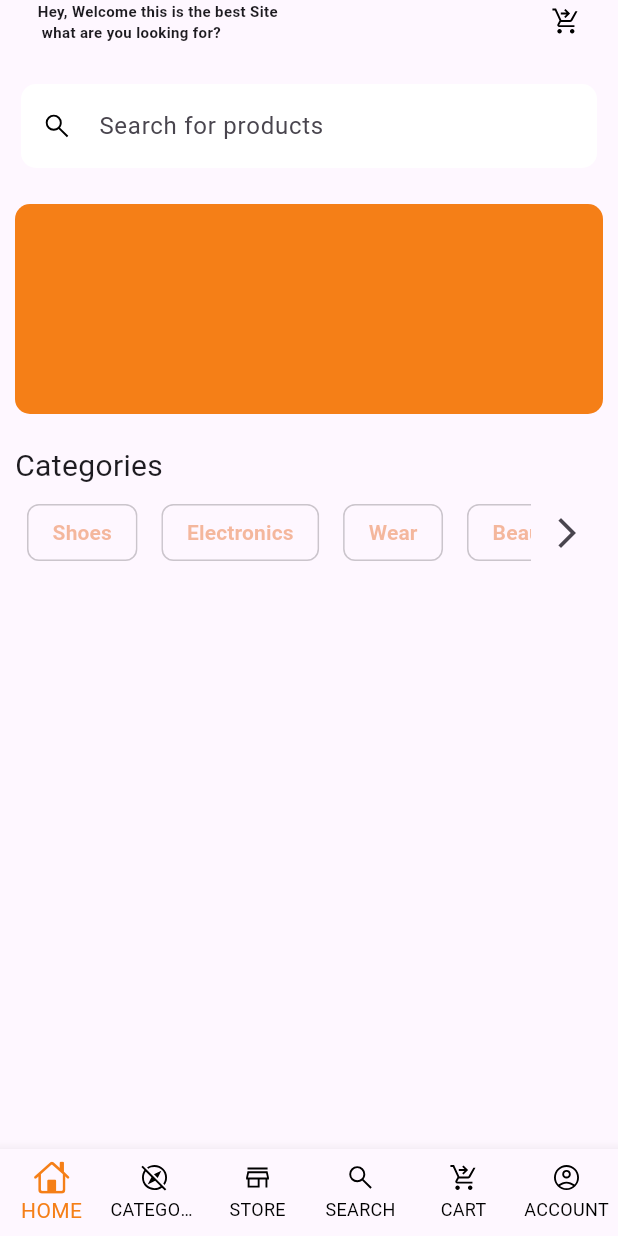
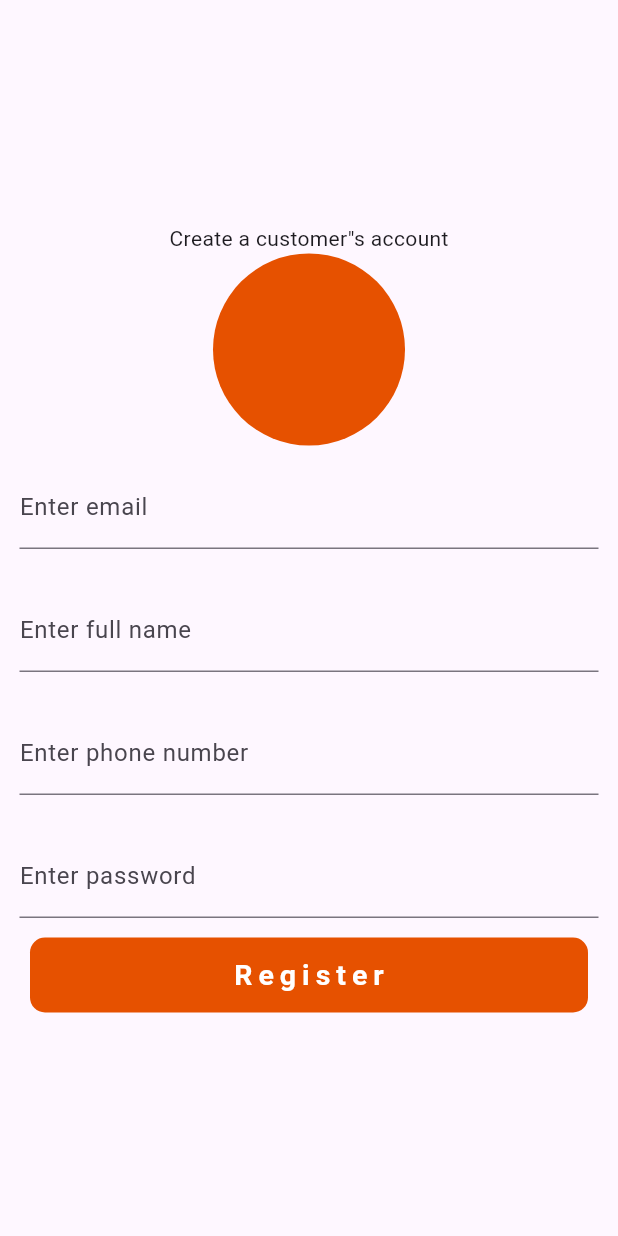
Before and after one commit to kemboy-svg/Eccommerce_app, a Flutter app: the screen it shows after launch, on a phone screen of 412 x 824 dp. Run offline on Flutter 3.47's test engine with Material 2 defaults, Android fonts, the phone set to English and light mode, and no system bars; our stand-ins replace cloud_firestore, firebase_core, flutter_svg; accounts and stored records are empty; Roboto replaces fonts that are missing (Brand-Bold).

Commit message:
Registration page

```diff
--- a/lib/main.dart
+++ b/lib/main.dart
@@ -1,3 +1,4 @@
+import 'package:eccommerce_app/views/buyers/auth/register_screen.dart';
 import 'package:eccommerce_app/views/buyers/main_screen.dart';
 import 'package:firebase_core/firebase_core.dart';
 import 'package:flutter/material.dart';
@@ -6,7 +7,7 @@ import 'package:flutter/services.dart';
 void main() async {
   WidgetsFlutterBinding.ensureInitialized();
 
-  await Firebase.initializeApp();
+   await Firebase.initializeApp();
   runApp(const MyApp());
 }
 
@@ -26,7 +27,7 @@ class MyApp extends StatelessWidget {
         useMaterial3: true,
         fontFamily: 'Brand-Bold',
       ),
-      home: MainScreen(),
+      home: RegisterScreen(),
     );
   }
 }
--- /dev/null
+++ b/lib/views/buyers/auth/register_screen.dart
@@ -0,0 +1,62 @@
+import 'package:flutter/material.dart';
+
+class RegisterScreen extends StatelessWidget {
+  const RegisterScreen({super.key});
+
+  @override
+  Widget build(BuildContext context) {
+    return Scaffold(
+      body: Column(
+        mainAxisAlignment: MainAxisAlignment.center,
+        children: [
+          Text('Create a customer"s account'),
+
+          CircleAvatar(radius: 64, backgroundColor: Colors.orange.shade900,),
+
+          Padding(
+            padding: const EdgeInsets.all(13.0),
+            child: TextFormField(
+              decoration: InputDecoration(
+                labelText: 'Enter email',
+              ),
+            ),
+          ),
+
+           Padding(
+            padding: const EdgeInsets.all(13.0),
+            child: TextFormField(
+              decoration: InputDecoration(
+                labelText: 'Enter full name',
+              ),
+            ),
+          ),
+
+           Padding(
+            padding: const EdgeInsets.all(13.0),
+            child: TextFormField(
+              decoration: InputDecoration(
+                labelText: 'Enter phone number',
+              ),
+            ),
+          ),
+
+           Padding(
+            padding: const EdgeInsets.all(13.0),
+            child: TextFormField(
+              decoration: InputDecoration(
+                labelText: 'Enter password',
+              ),
+            ),
+          ),
+          Container(
+            width: MediaQuery.of(context).size.width -40,
+             height: 50,decoration: BoxDecoration(color: Colors.orange.shade900, borderRadius: BorderRadius.circular(10),),
+
+             child: Center(child: Text('Register', style: TextStyle(color: Colors.white, fontSize: 19,fontWeight: FontWeight.bold, letterSpacing: 4,),)),
+          ),
+
+        ],
+      ),
+    );
+  }
+}
--- a/lib/views/buyers/nav_Screens/widgets/Banner_Widget.dart
+++ b/lib/views/buyers/nav_Screens/widgets/Banner_Widget.dart
@@ -48,6 +48,9 @@ class _BannerWidgetState extends State<BannerWidget> {
                   fit: BoxFit.fitWidth,
                 ),
               );
-            })));
+            }
+            ),
+            ),
+            );
   }
 }
```
